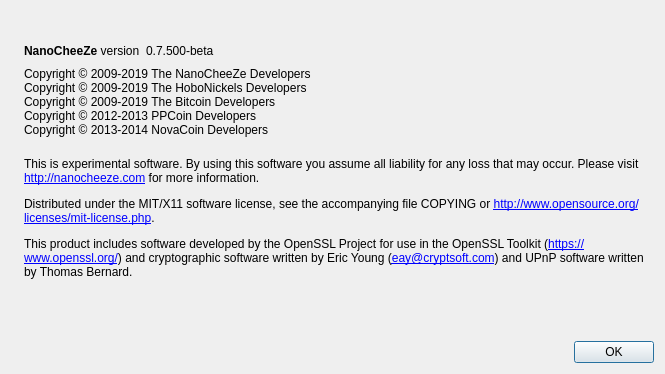
Qt form src/qt/forms/aboutdialog.ui (cybershrapnel/NanoCheeZe) before a commit.
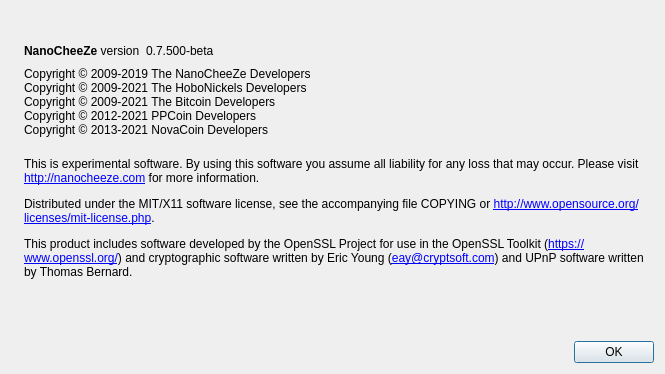
The same form after that commit. Icons and pictures are not drawn.

The edit to the form file:
```diff
--- a/src/qt/forms/aboutdialog.ui
+++ b/src/qt/forms/aboutdialog.ui
@@ -92,10 +92,10 @@
        </property>
        <property name="text">
         <string>Copyright © 2009-2019 The NanoCheeZe Developers
-Copyright © 2009-2019 The HoboNickels Developers
-Copyright © 2009-2019 The Bitcoin Developers
-Copyright © 2012-2013 PPCoin Developers 
-Copyright © 2013-2014 NovaCoin Developers 
+Copyright © 2009-2021 The HoboNickels Developers
+Copyright © 2009-2021 The Bitcoin Developers
+Copyright © 2012-2021 PPCoin Developers 
+Copyright © 2013-2021 NovaCoin Developers 
 </string>
        </property>
        <property name="textInteractionFlags">
```
